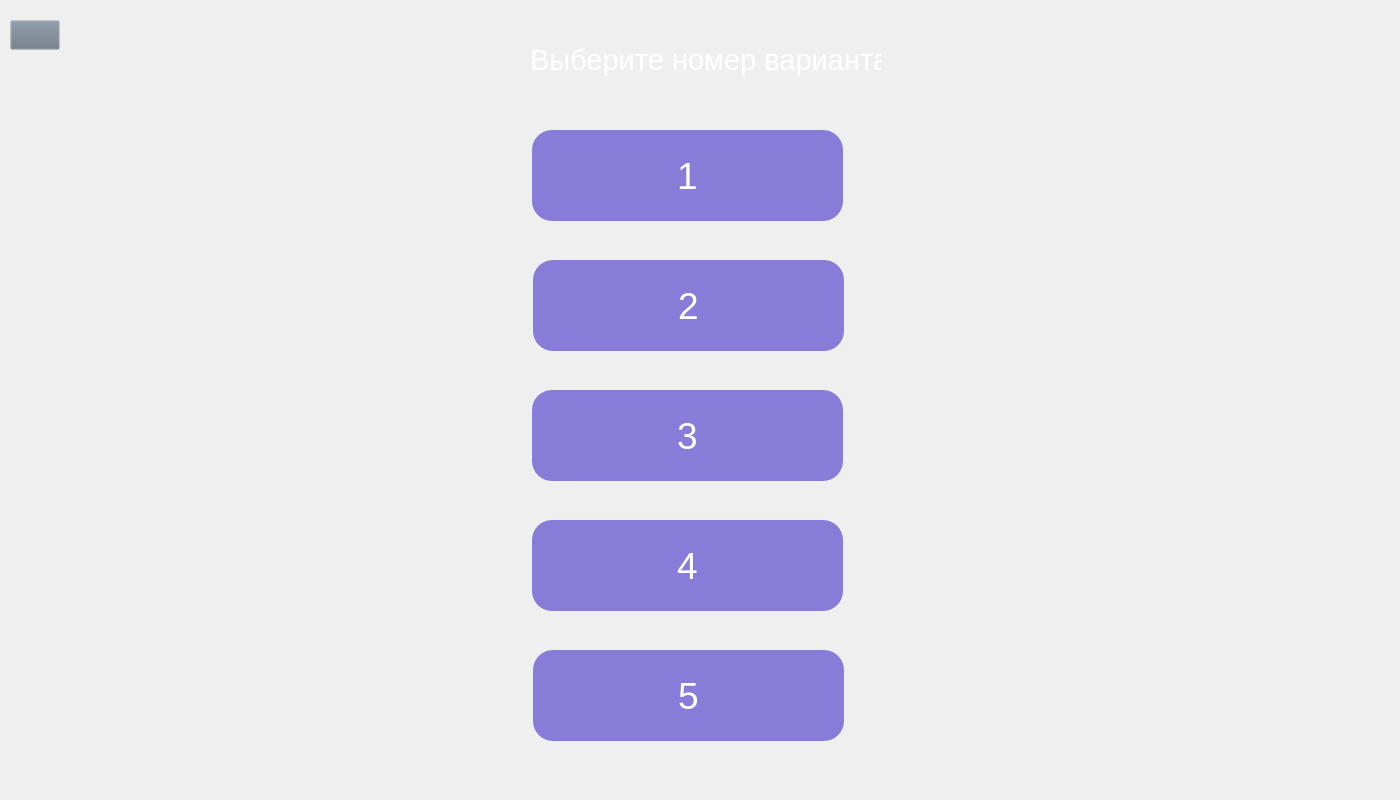
The window that Python_files/UI_files/Tren_Vars.ui (tixdim/QT_school) describes before a commit, drawn with Qt 5.
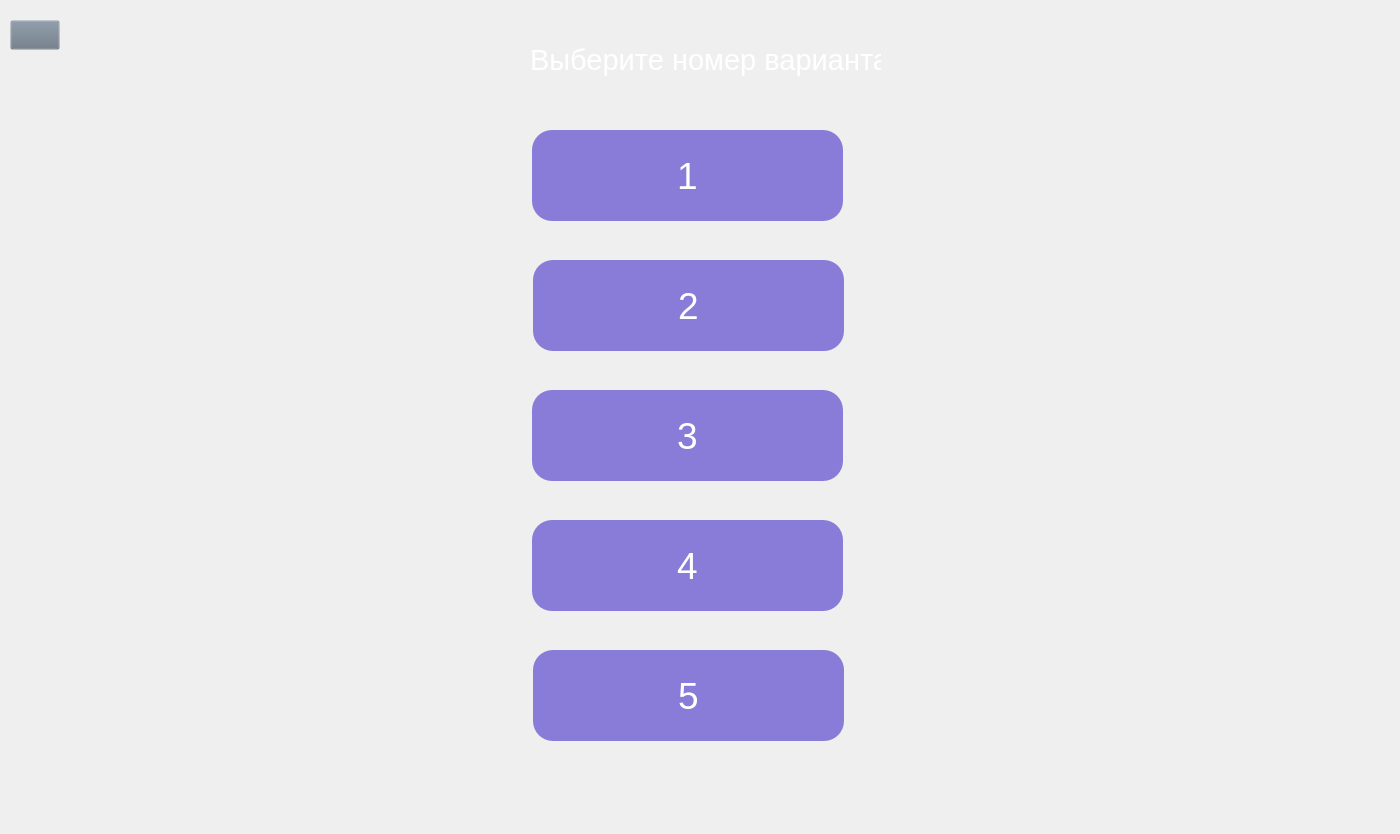
The same window after the commit. Icons and pictures are not drawn.

```diff
--- a/Python_files/UI_files/Tren_Vars.ui
+++ b/Python_files/UI_files/Tren_Vars.ui
@@ -7,7 +7,7 @@
     <x>0</x>
     <y>0</y>
     <width>1400</width>
-    <height>800</height>
+    <height>834</height>
    </rect>
   </property>
   <property name="windowTitle">
@@ -171,10 +171,10 @@
   <widget class="QLabel" name="ex_complited_1">
    <property name="geometry">
     <rect>
-     <x>872</x>
-     <y>130</y>
-     <width>91</width>
-     <height>81</height>
+     <x>870</x>
+     <y>145</y>
+     <width>60</width>
+     <height>60</height>
     </rect>
    </property>
    <property name="text">
@@ -184,10 +184,10 @@
   <widget class="QLabel" name="ex_complited_2">
    <property name="geometry">
     <rect>
-     <x>872</x>
-     <y>260</y>
-     <width>91</width>
-     <height>81</height>
+     <x>870</x>
+     <y>277</y>
+     <width>60</width>
+     <height>60</height>
     </rect>
    </property>
    <property name="text">
@@ -197,10 +197,10 @@
   <widget class="QLabel" name="ex_complited_3">
    <property name="geometry">
     <rect>
-     <x>872</x>
-     <y>390</y>
-     <width>91</width>
-     <height>81</height>
+     <x>870</x>
+     <y>407</y>
+     <width>60</width>
+     <height>60</height>
     </rect>
    </property>
    <property name="text">
@@ -210,10 +210,10 @@
   <widget class="QLabel" name="ex_complited_4">
    <property name="geometry">
     <rect>
-     <x>872</x>
-     <y>520</y>
-     <width>91</width>
-     <height>81</height>
+     <x>870</x>
+     <y>537</y>
+     <width>60</width>
+     <height>60</height>
     </rect>
    </property>
    <property name="text">
@@ -223,10 +223,10 @@
   <widget class="QLabel" name="ex_complited_5">
    <property name="geometry">
     <rect>
-     <x>872</x>
-     <y>650</y>
-     <width>91</width>
-     <height>81</height>
+     <x>870</x>
+     <y>667</y>
+     <width>60</width>
+     <height>60</height>
     </rect>
    </property>
    <property name="text">
```
Left out of the diff: 15 changed lines with no effect on the pictures.
